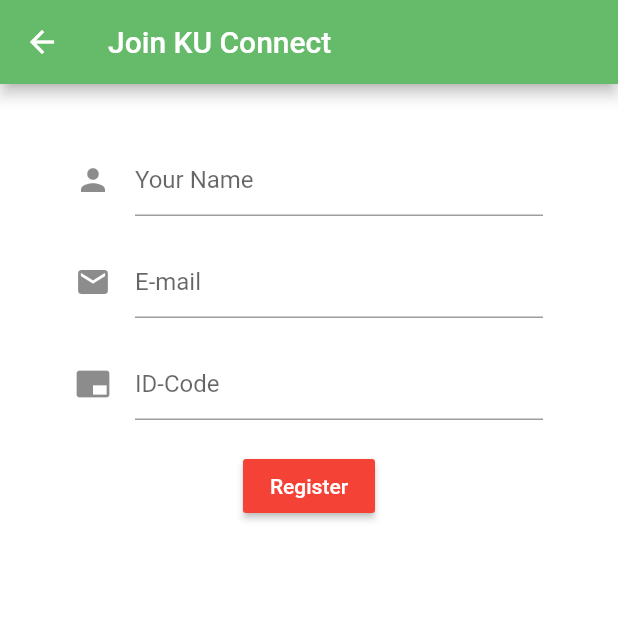
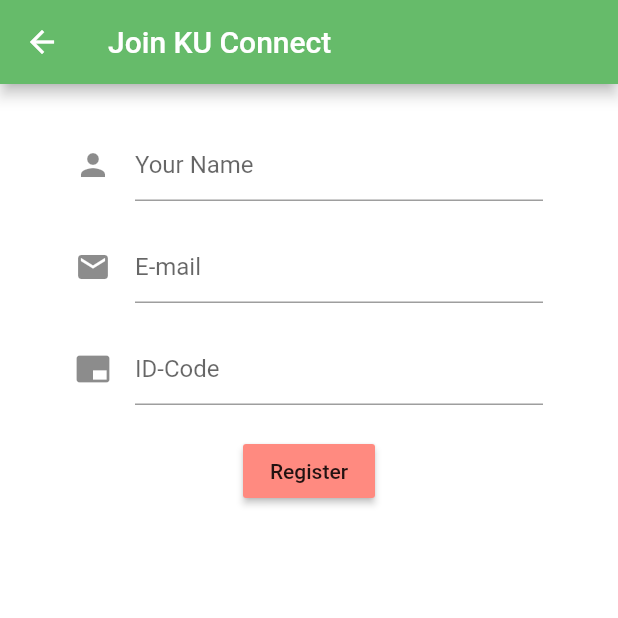
Before and after one commit to Ayush10059/ku, a Flutter app: the screen it shows after launch, after a tap on "Sign In", after a tap on "Register", on a phone screen of 412 x 824 dp, the top half of it. Run offline on Flutter 3.47's test engine with Material 2 defaults, Android fonts, the phone set to English and light mode, and no system bars; our stand-ins replace flutter_spinkit; missing offline and left inert: flutter_analog_clock, slide_digital_clock; network calls fail.

```diff
--- a/lib/Home.dart
+++ b/lib/Home.dart
@@ -3,14 +3,12 @@ import 'dart:io';
 
 import 'package:flutter/material.dart';
 
-//import 'dart:async';
 import 'package:http/http.dart';
 import 'package:intl/intl.dart';
 import 'package:flutter/rendering.dart';
 import 'package:flutter_analog_clock/flutter_analog_clock.dart';
 import 'package:slide_digital_clock/slide_digital_clock.dart';
 import 'package:ku/Storage.dart';
-import 'package:ku/signin.dart';
 
 import 'package:flutter/foundation.dart';
 
@@ -36,7 +34,6 @@ class _HomeState extends State<Home> {
   @override
   void initState() {
     super.initState();
-    List ti;
     print("Token Printed!!!");
     Storage userData = new Storage("user.json");
     userData.readData().then((String uData) {
@@ -120,6 +117,9 @@ class _HomeState extends State<Home> {
                 hourMinuteDigitDecoration: BoxDecoration(
                   border: Border.all(color: Colors.transparent)
                 ),
+                secondDigitDecoration: BoxDecoration(
+                  border: Border.all(color: Colors.transparent)
+                ),
                 hourMinuteDigitTextStyle: TextStyle(
                   color: Colors.blueGrey,
                   fontSize: 50,
--- a/lib/Profile.dart
+++ b/lib/Profile.dart
@@ -1,5 +1,4 @@
 import 'package:flutter/material.dart';
-import 'package:http/http.dart';
 
 class Profile extends StatefulWidget {
   @override
--- a/lib/Register.dart
+++ b/lib/Register.dart
@@ -1,6 +1,7 @@
 import 'dart:convert';
 
 import 'package:flutter/material.dart';
+import 'package:ku/Storage.dart';
 import 'package:ku/loading.dart';
 import 'package:http/http.dart';
 
@@ -59,7 +60,7 @@ class _RegisterState extends State<Register> {
       ),
 
       body: Container(
-        padding: EdgeInsets.symmetric(vertical: 20.0, horizontal: 50.0),
+        padding: EdgeInsets.symmetric(vertical: 10.0, horizontal: 50.0),
         child: Form(
 
           child: Column(
@@ -98,11 +99,8 @@ class _RegisterState extends State<Register> {
 
               SizedBox(height: 20.0),
               RaisedButton(
-                color: Colors.red,
-                child: Text(
-                  'Register',
-                  style: TextStyle(color: Colors.white),
-                ),
+                color: Colors.redAccent[100],
+                child: Text('Register'),
                 onPressed: (){
                 getData();
                 }
--- a/lib/loading.dart
+++ b/lib/loading.dart
@@ -5,10 +5,10 @@ class Loading extends StatelessWidget {
   @override
   Widget build(BuildContext context) {
     return Container(
-      color: Colors.brown[100],
+      color: Colors.blueGrey[300],
       child: Center(
         child: SpinKitChasingDots(
-          color: Colors.brown,
+          color: Colors.blueGrey[500],
           size: 50.0,
         ),
       ),
--- a/lib/main.dart
+++ b/lib/main.dart
@@ -11,6 +11,7 @@ import 'package:ku/Profile.dart';
 import 'package:ku/Settings.dart';
 
 void main() => runApp(MaterialApp(
+
   routes: {
     '/': (context) => SignIn(),
     '/App': (context) => App(),
--- a/lib/signin.dart
+++ b/lib/signin.dart
@@ -4,9 +4,7 @@ import 'dart:io';
 import 'package:flutter/material.dart';
 
 import 'package:http/http.dart';
-import 'package:ku/Home.dart';
 import 'package:ku/loading.dart';
-import 'package:ku/Register.dart';
 
 import 'package:ku/Storage.dart';
 
@@ -48,7 +46,7 @@ class _SignInState extends State<SignIn> {
   String code = '';
   String errorRegister = '';
 
-  Future<File> getData() async {
+  getData() async {
     Map<String, String> headers = {"Content-type": "application/json"};
 
     String body = '{"pass": "' + pass.trim() + '", "code": "' + code.trim() + '"}';
@@ -68,12 +66,12 @@ class _SignInState extends State<SignIn> {
         loading = false;
       });
       print(resp);
+      Navigator.pushNamed(context, '/App');
     }
     String dataToStore = response.body.toString();
     print(dataToStore);
     Storage user = new Storage("user.json");
     user.writeData(dataToStore);
-    Navigator.pushNamed(context, '/App');
   }
 
     @override
@@ -83,15 +81,13 @@ class _SignInState extends State<SignIn> {
           backgroundColor: Colors.white,
           appBar: AppBar(
             backgroundColor: Colors.green[400],
-            title: Text('Log In to KU-Connect'),
+            title: Text('Log In'),
             actions: <Widget>[
               FlatButton.icon(
                   icon: Icon(Icons.person_add),
                   label: Text('Register'),
                   onPressed: () {
-                    Navigator.push(
-                      context,
-                      MaterialPageRoute(builder: (context) => Register()),
+                    Navigator.pushNamed(context, '/register',
                     );
                   }
               )
@@ -99,7 +95,7 @@ class _SignInState extends State<SignIn> {
           ),
 
           body: Container(
-            padding: EdgeInsets.symmetric(vertical: 20.0, horizontal: 50.0),
+            padding: EdgeInsets.symmetric(vertical: 15.0, horizontal: 50.0),
             child: Form(
               key: _formKey,
               child: Column(
@@ -146,11 +142,8 @@ class _SignInState extends State<SignIn> {
                   ),
                   SizedBox(height: 20.0),
                   RaisedButton(
-                    color: Colors.red,
-                    child: Text(
-                      'Sign In',
-                      style: TextStyle(color: Colors.white),
-                    ),
+                    color: Colors.redAccent[100],
+                    child: Text('Sign In'),
                     onPressed: () async {
                       if (_formKey.currentState.validate()) {
                         setState(()=> loading = true);
```
Also changed, not shown: lib/Storage.dart (+11 -0 lines), 6 other files.
